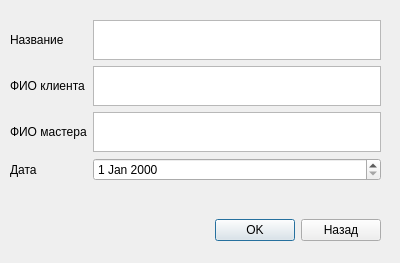
The window that inputdialogbook2.ui (mintedcoinn/course-proj) describes before a commit, drawn with Qt 5.
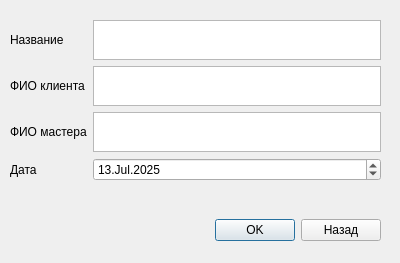
The same window after the commit.

Diff of the .ui file:
```diff
--- a/inputdialogbook2.ui
+++ b/inputdialogbook2.ui
@@ -93,7 +93,21 @@
        </widget>
       </item>
       <item row="3" column="1">
-       <widget class="QDateEdit" name="dateInput"/>
+       <widget class="QDateEdit" name="dateInput">
+        <property name="dateTime">
+         <datetime>
+          <hour>0</hour>
+          <minute>0</minute>
+          <second>0</second>
+          <year>2025</year>
+          <month>7</month>
+          <day>13</day>
+         </datetime>
+        </property>
+        <property name="displayFormat">
+         <string>dd.MMM.yyyy</string>
+        </property>
+       </widget>
       </item>
      </layout>
     </item>
```
